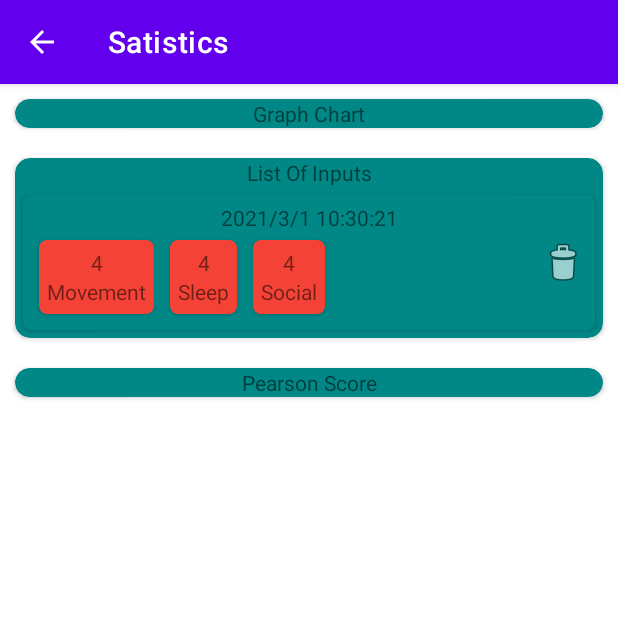
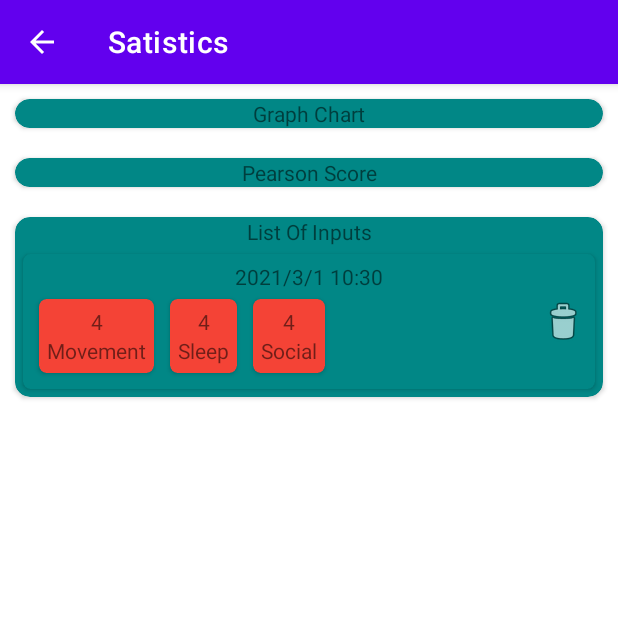
Before and after one commit to RunarReve/MoodTrackingApp, an Android app: the DayQuestions screen opened directly, with no data from a screen before it, after a tap on "NEXT", on a phone screen of 412 x 824 dp, the top half of it. Run offline under Robolectric (Android 15) with nearby library versions, the phone set to English and light mode, and no system bars; our stand-ins replace Room's generated code; 3 statements that could not run were skipped.

Commit message:
Moving statistics cards and refactore

```diff
--- a/Application/MoodTrack/app/src/main/java/com/rever/moodtrack/Adapters/LinePlotAdapter.kt
+++ b/Application/MoodTrack/app/src/main/java/com/rever/moodtrack/Adapters/LinePlotAdapter.kt
@@ -12,7 +12,7 @@ import com.github.mikephil.charting.interfaces.datasets.ILineDataSet
 import com.github.mikephil.charting.utils.Utils
 import com.rever.moodtrack.data.QuestionCollection
 import com.rever.moodtrack.R
-import kotlinx.android.synthetic.main.line_plot.view.*
+import kotlinx.android.synthetic.main.line_plot_item.view.*
 
 class LinePlotAdapter(
     private val dataSet: MutableList<LineDataSet>,
@@ -64,7 +64,7 @@ class LinePlotAdapter(
         Utils.init(parent.context)
         return StatisticsAdapter.StatisticViewHolder(
             LayoutInflater.from(parent.context).inflate(
-                R.layout.line_plot,
+                R.layout.line_plot_item,
                 parent,
                 false
             )
--- a/Application/MoodTrack/app/src/main/java/com/rever/moodtrack/Adapters/PearsonItemAdapter.kt
+++ b/Application/MoodTrack/app/src/main/java/com/rever/moodtrack/Adapters/PearsonItemAdapter.kt
@@ -5,17 +5,16 @@ import android.view.ViewGroup
 import androidx.recyclerview.widget.RecyclerView
 import com.rever.moodtrack.R
 import com.rever.moodtrack.data.PearsonCollection
-import kotlinx.android.synthetic.main.stat_obj_item.view.*
+import kotlinx.android.synthetic.main.need_score_item.view.*
 
 class PearsonItemAdapter(
         private var pearsonList: PearsonCollection
         ) : RecyclerView.Adapter<StatisticsAdapter.StatisticViewHolder>(){
 
-
     override fun onCreateViewHolder(parent: ViewGroup, viewType: Int): StatisticsAdapter.StatisticViewHolder {
         return StatisticsAdapter.StatisticViewHolder(
             LayoutInflater.from(parent.context).inflate(
-                R.layout.stat_obj_item,
+                R.layout.need_score_item,
                 parent,
                 false
             )
--- a/Application/MoodTrack/app/src/main/java/com/rever/moodtrack/Adapters/QuestionAdapter.kt
+++ b/Application/MoodTrack/app/src/main/java/com/rever/moodtrack/Adapters/QuestionAdapter.kt
@@ -31,9 +31,6 @@ class QuestionAdapter (
         )
     }
 
-    fun getQuestionFromDB(viewModelStoreOwner: ViewModelStoreOwner){
-
-    }
     fun addNeed(need: Need){
         val q = Question(need.isPrimary,"NULL", need.userID, need.needTitle,4,0)
         questions.add(q)
--- a/Application/MoodTrack/app/src/main/java/com/rever/moodtrack/Adapters/StatisticsItemAdapter.kt
+++ b/Application/MoodTrack/app/src/main/java/com/rever/moodtrack/Adapters/StatisticsItemAdapter.kt
@@ -5,7 +5,7 @@ import android.view.ViewGroup
 import androidx.recyclerview.widget.RecyclerView
 import com.rever.moodtrack.R
 import com.rever.moodtrack.data.QuestionStore.Question
-import kotlinx.android.synthetic.main.stat_obj_item.view.*
+import kotlinx.android.synthetic.main.need_score_item.view.*
 
 class StatisticsItemAdapter(
         private val stats: MutableList<Question>
@@ -14,7 +14,7 @@ class StatisticsItemAdapter(
     override fun onCreateViewHolder(parent: ViewGroup, viewType: Int): StatisticsAdapter.StatisticViewHolder {
         return StatisticsAdapter.StatisticViewHolder(
             LayoutInflater.from(parent.context).inflate(
-                R.layout.stat_obj_item,
+                R.layout.need_score_item,
                 parent,
                 false
             )
--- a/Application/MoodTrack/app/src/main/java/com/rever/moodtrack/DayQuestions.kt
+++ b/Application/MoodTrack/app/src/main/java/com/rever/moodtrack/DayQuestions.kt
@@ -42,11 +42,9 @@ class DayQuestions : AppCompatActivity() {
         btnNext.setOnClickListener {
             val mUserViewModel = ViewModelProvider(this).get(QuestionViewModel::class.java)
 
-            val needQuestion = Array(questionAdapter.getSize()){""}
-            val time = LocalDateTime.now().format(DateTimeFormatter.ofPattern("y/M/d H:m:ss")).toString()
+            val time = LocalDateTime.now().format(DateTimeFormatter.ofPattern("y/M/d H:m")).toString()
 
             for(i in 0 until questionAdapter.getSize()) {
-                needQuestion[i] = questionAdapter.getItemCount2(i)
                 val q = Question(0, time,"TEMP2", questionAdapter.getTitle(i), questionAdapter.getrate(i),0)
                 mUserViewModel.addQuestion(q)
             }
--- a/Application/MoodTrack/app/src/main/res/layout/activity_statistics.xml
+++ b/Application/MoodTrack/app/src/main/res/layout/activity_statistics.xml
@@ -44,6 +44,38 @@
                     app:layout_constraintTop_toBottomOf="@+id/tvGraphHeader"/>
             </androidx.constraintlayout.widget.ConstraintLayout>
         </androidx.cardview.widget.CardView>
+        <androidx.cardview.widget.CardView
+            android:id="@+id/cvPearson"
+            android:layout_width="match_parent"
+            android:layout_height="wrap_content"
+            android:layout_margin="10dp"
+            app:cardCornerRadius="10dp"
+            app:cardBackgroundColor="@color/design_default_color_secondary_variant">
+            <androidx.constraintlayout.widget.ConstraintLayout
+                android:layout_width="match_parent"
+                android:layout_height="wrap_content"
+                android:orientation="vertical">
+
+                <TextView
+                    android:id="@+id/tvPearsonHeader"
+                    android:layout_width="wrap_content"
+                    android:layout_height="wrap_content"
+                    android:text="Pearson Score"
+                    app:layout_constraintEnd_toEndOf="parent"
+                    app:layout_constraintStart_toStartOf="parent"
+                    app:layout_constraintTop_toTopOf="parent" />
+
+                <androidx.recyclerview.widget.RecyclerView
+                    android:id="@+id/rvPearson"
+                    android:layout_width="match_parent"
+                    android:layout_height="wrap_content"
+                    android:orientation="vertical"
+                    app:layout_constraintBottom_toBottomOf="parent"
+                    app:layout_constraintEnd_toEndOf="parent"
+                    app:layout_constraintStart_toStartOf="parent"
+                    app:layout_constraintTop_toBottomOf="@+id/tvPearsonHeader" />
+            </androidx.constraintlayout.widget.ConstraintLayout>
+        </androidx.cardview.widget.CardView>
 
         <androidx.cardview.widget.CardView
             android:id="@+id/cvInputs"
@@ -78,39 +110,6 @@
             </androidx.constraintlayout.widget.ConstraintLayout>
         </androidx.cardview.widget.CardView>
 
-        <androidx.cardview.widget.CardView
-            android:id="@+id/cvPearson"
-            android:layout_width="match_parent"
-            android:layout_height="wrap_content"
-            android:layout_margin="10dp"
-            app:cardCornerRadius="10dp"
-            app:cardBackgroundColor="@color/design_default_color_secondary_variant">
-            <androidx.constraintlayout.widget.ConstraintLayout
-                android:layout_width="match_parent"
-                android:layout_height="wrap_content"
-                android:orientation="vertical">
-
-                <TextView
-                    android:id="@+id/tvPearsonHeader"
-                    android:layout_width="wrap_content"
-                    android:layout_height="wrap_content"
-                    android:text="Pearson Score"
-                    app:layout_constraintEnd_toEndOf="parent"
-                    app:layout_constraintStart_toStartOf="parent"
-                    app:layout_constraintTop_toTopOf="parent" />
-
-                <androidx.recyclerview.widget.RecyclerView
-                    android:id="@+id/rvPearson"
-                    android:layout_width="match_parent"
-                    android:layout_height="wrap_content"
-                    android:orientation="vertical"
-                    app:layout_constraintBottom_toBottomOf="parent"
-                    app:layout_constraintEnd_toEndOf="parent"
-                    app:layout_constraintStart_toStartOf="parent"
-                    app:layout_constraintTop_toBottomOf="@+id/tvPearsonHeader" />
-            </androidx.constraintlayout.widget.ConstraintLayout>
-        </androidx.cardview.widget.CardView>
-
 
 
     </LinearLayout>
```
Also changed, not shown: Application/MoodTrack/app/src/main/res/layout/line_plot_item.xml (renamed from Application/MoodTrack/app/src/main/res/layout/line_plot.xml), Application/MoodTrack/app/src/main/res/layout/need_score_item.xml (renamed from Application/MoodTrack/app/src/main/res/layout/stat_obj_item.xml).
